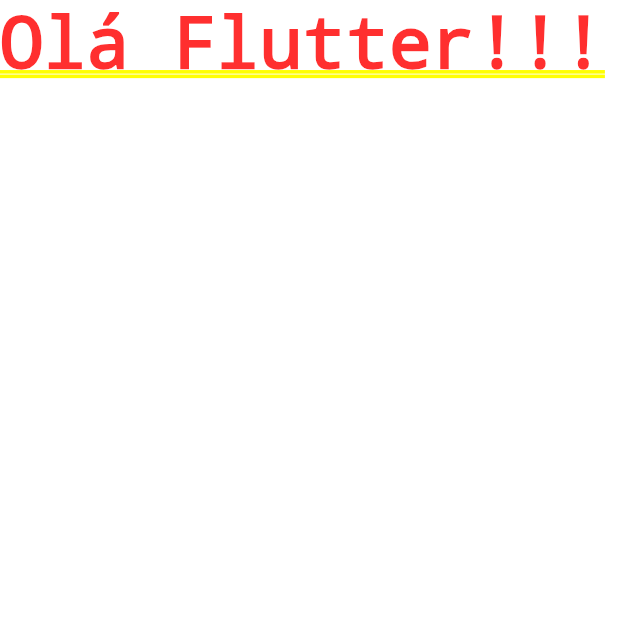
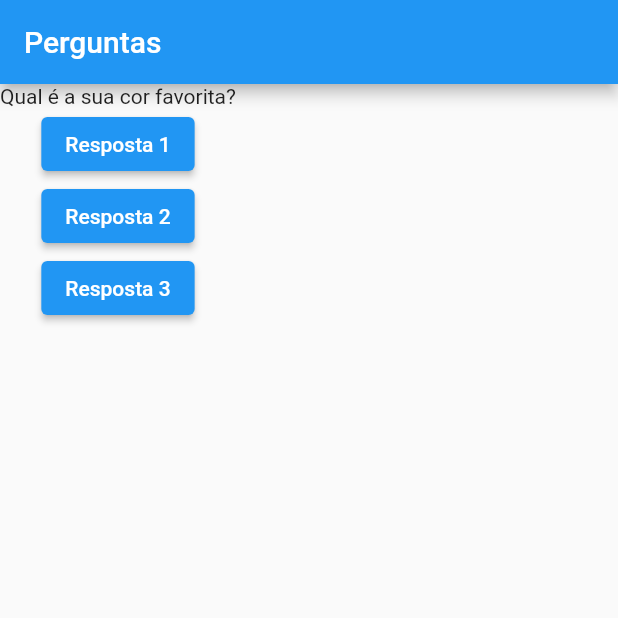
Before and after one commit to neresleonardo/starting_with_flutter, a Flutter app: the screen it shows after launch, on a phone screen of 412 x 824 dp, the top half of it. Run offline on Flutter 3.47's test engine with Material 2 defaults, Android fonts, the light colour scheme and no system bars.

Commit message:
Funções Anônimas

```diff
--- a/starting_flutter/lib/main.dart
+++ b/starting_flutter/lib/main.dart
@@ -8,9 +8,39 @@
 
 class PerguntaApp extends StatelessWidget {
 
+  void responder() {
+  print( "Pergunta respondida");
+  }
+
   Widget build(BuildContext context) {
+    final List<String> perguntas = [
+      'Qual é a sua cor favorita?',
+      'Qual é o seu animal favorito?'
+    ];
+
     return MaterialApp(
-      home: Text('Olá Flutter!!!')
+      home: Scaffold(
+        appBar: AppBar(
+          title: Text('Perguntas'),
+        ),
+        body: Column(
+          children: <Widget> [
+            Text(perguntas.elementAt(0)),
+            ElevatedButton(
+              child: Text('Resposta 1'),
+              onPressed: responder,
+            ),
+            ElevatedButton(
+              child: Text('Resposta 2'),
+              onPressed: responder,
+            ),
+            ElevatedButton(
+              child: Text('Resposta 3'),
+              onPressed: responder,
+            ),
+          ],
+        ),
+      ),
     );
   }
 }
```
